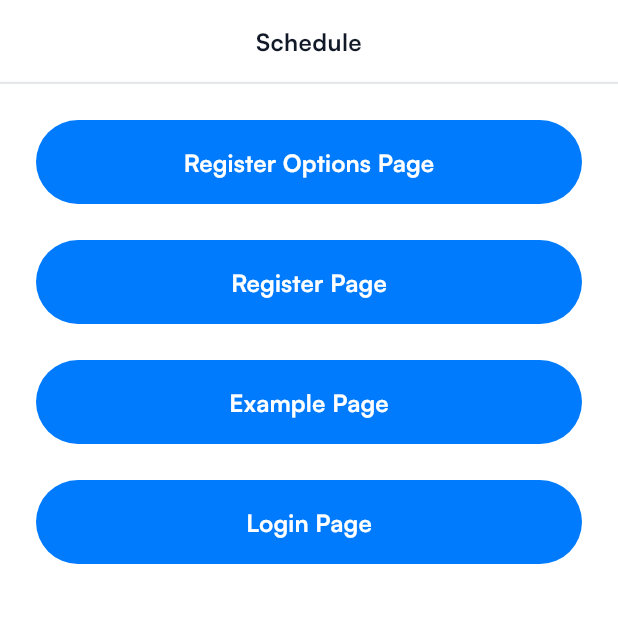
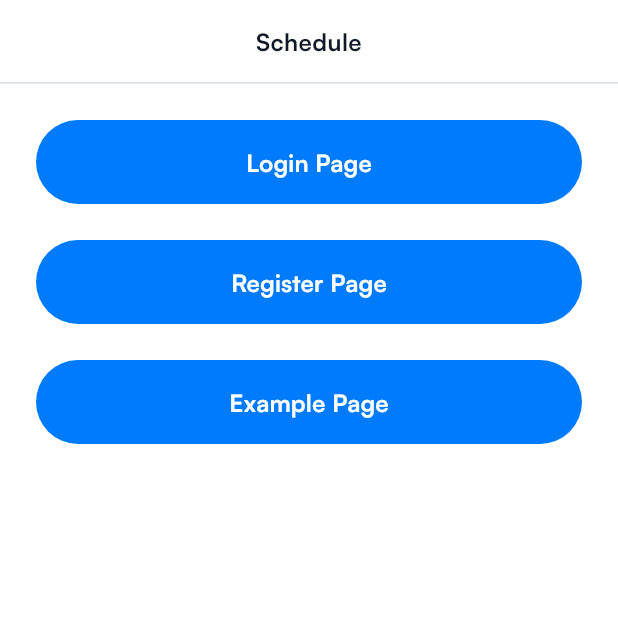
Before and after one commit to vinhppvk/janpanese-stuty-mobile, a Flutter app: the screen it shows after launch, on a phone screen of 412 x 824 dp, the top half of it. Run offline on Flutter 3.47's test engine with Material 3 defaults, Android fonts, the light colour scheme and no system bars; our stand-ins replace dropdown_button2, flutter_svg, get_it, go_router, image_cropper, image_picker and 1 more.

Commit message:
IHD-508: Minor fix
- Fix Minor Custom Alert Dialog bug.
- Remove Register Options from Router

```diff
--- a/lib/presentation/login/page/login_page.dart
+++ b/lib/presentation/login/page/login_page.dart
@@ -248,7 +248,7 @@ class _LoginPageState extends State<LoginPage> {
             ),
             recognizer: TapGestureRecognizer()
               ..onTap =
-                  () => context.pushNamed(RouterInfo.registerOptionsPage.name),
+                  () => context.pushNamed(RouterInfo.registerPage.name),
           ),
         ],
       ),
--- a/lib/router/nav_page.dart
+++ b/lib/router/nav_page.dart
@@ -34,8 +34,8 @@ class _NavigationPageState extends State<NavigationPage> {
   List<Widget> _buttonList(BuildContext context) {
     return <Widget>[
       PrimaryButton(
-        text: Text(RouterInfo.registerOptionsPage.name),
-        onPressed: () => context.pushNamed(RouterInfo.registerOptionsPage.name),
+        text: Text(RouterInfo.loginPage.name),
+        onPressed: () => context.pushNamed(RouterInfo.loginPage.name),
       ),
       PrimaryButton(
         text: Text(RouterInfo.registerPage.name),
@@ -45,10 +45,6 @@ class _NavigationPageState extends State<NavigationPage> {
         text: Text(RouterInfo.examplePage.name),
         onPressed: () => context.pushNamed(RouterInfo.examplePage.name),
       ),
-      PrimaryButton(
-        text: Text(RouterInfo.loginPage.name),
-        onPressed: () => context.pushNamed(RouterInfo.loginPage.name),
-      ),
     ];
   }
 }
--- a/lib/router/router.dart
+++ b/lib/router/router.dart
@@ -35,20 +35,11 @@ class AppRouter {
             },
             routes: <GoRoute>[
               GoRoute(
-                path: RouterInfo.registerOptionsPage.path,
-                name: RouterInfo.registerOptionsPage.name,
+                path: RouterInfo.registerPage.path,
+                name: RouterInfo.registerPage.name,
                 builder: (BuildContext context, GoRouterState state) {
-                  return const RegisterOptionsPage();
+                  return const RegisterPage();
                 },
-                routes: <GoRoute>[
-                  GoRoute(
-                    path: RouterInfo.registerPage.path,
-                    name: RouterInfo.registerPage.name,
-                    builder: (BuildContext context, GoRouterState state) {
-                      return const RegisterPage();
-                    },
-                  ),
-                ],
               ),
             ],
           ),
--- a/lib/router/router_info.dart
+++ b/lib/router/router_info.dart
@@ -1,29 +1,26 @@
 enum RouterInfo {
   navigationPage,
-  examplePage,
-  registerOptionsPage,
+  loginPage,
   registerPage,
-  loginPage;
+  examplePage;
 }
 
 extension RouterInfoX on RouterInfo {
   String get path {
     return switch (this) {
       RouterInfo.navigationPage => '/',
+      RouterInfo.loginPage => 'login',
+      RouterInfo.registerPage => 'registerPage',
       RouterInfo.examplePage => 'examplePage',
-      RouterInfo.registerOptionsPage => 'registerOptionsPage',
-      RouterInfo.registerPage => 'registerPage',
-      RouterInfo.loginPage => 'login',
     };
   }
 
   String get name {
     return switch (this) {
       RouterInfo.navigationPage => 'Navigation Page',
+      RouterInfo.loginPage => 'Login Page',
+      RouterInfo.registerPage => 'Register Page',
       RouterInfo.examplePage => 'Example Page',
-      RouterInfo.registerOptionsPage => 'Register Options Page',
-      RouterInfo.registerPage => 'Register Page',
-      RouterInfo.loginPage => 'Login Page',
     };
   }
 }
```
Also changed, not shown: lib/app/widget/dialog/custom_alert_dialog.dart (+9 -4 lines), lib/presentation/register/page/register_steps/register_step_1.dart (+11 -9 lines).
